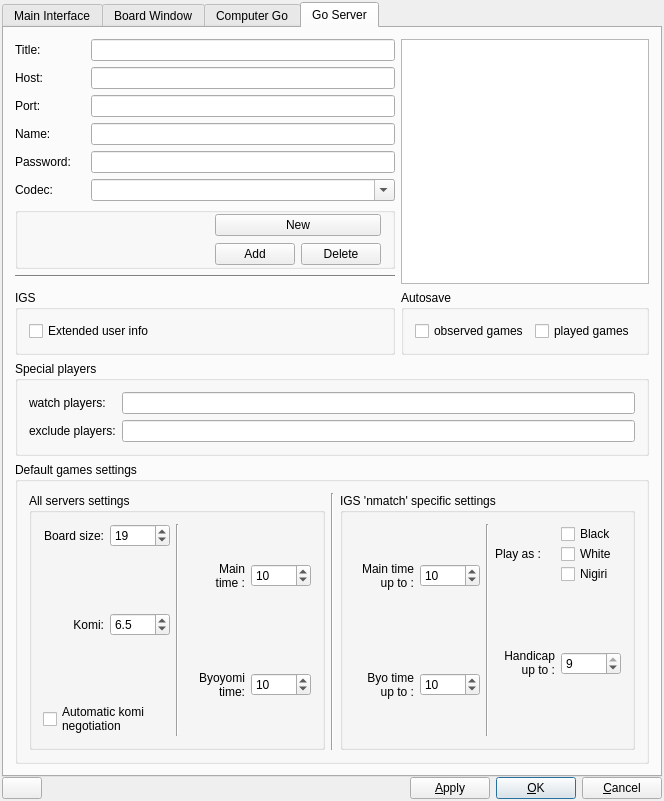
Above: src/preferences_gui.ui from bernds/q5Go before the change. Below: the same form after it.
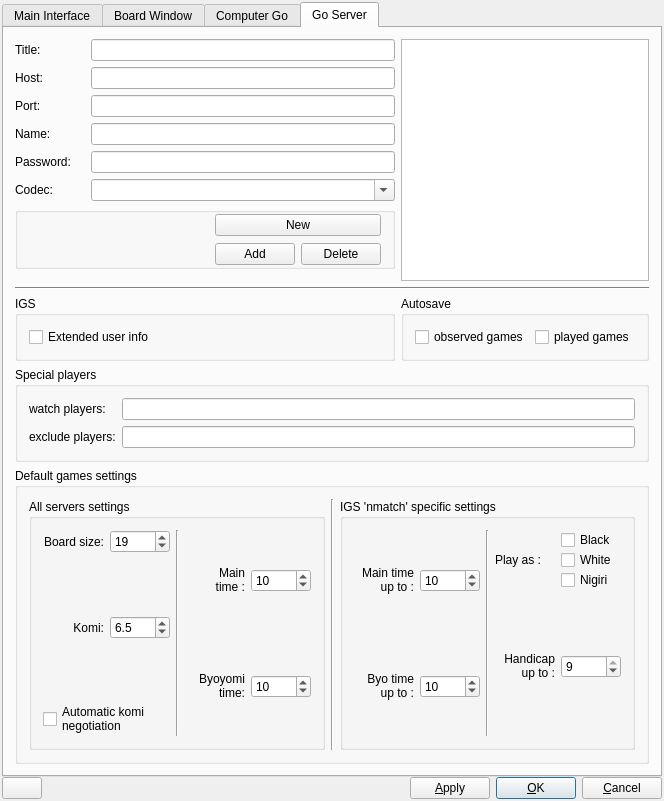
That is the form after the change. The open tabs and pages were chosen to show the change. Icons and pictures are not drawn.

Commit message:
Make the engine preferences a little prettier
Ensure all the labels have the same minimum width to line things up.

What changed in the file:
```diff
--- a/src/preferences_gui.ui
+++ b/src/preferences_gui.ui
@@ -2483,491 +2483,7 @@
          </layout>
         </widget>
        </item>
-       <item row="7" column="0">
-        <widget class="Line" name="Line4">
-         <property name="sizePolicy">
-          <sizepolicy hsizetype="Minimum" vsizetype="Fixed">
-           <horstretch>0</horstretch>
-           <verstretch>0</verstretch>
-          </sizepolicy>
-         </property>
-         <property name="maximumSize">
-          <size>
-           <width>32767</width>
-           <height>32767</height>
-          </size>
-         </property>
-         <property name="palette">
-          <palette>
-           <active>
-            <colorrole role="WindowText">
-             <brush brushstyle="SolidPattern">
-              <color alpha="255">
-               <red>0</red>
-               <green>0</green>
-               <blue>0</blue>
-              </color>
-             </brush>
-            </colorrole>
-            <colorrole role="Button">
-             <brush brushstyle="SolidPattern">
-              <color alpha="255">
-               <red>212</red>
-               <green>208</green>
-               <blue>200</blue>
-              </color>
-             </brush>
-            </colorrole>
-            <colorrole role="Light">
-             <brush brushstyle="SolidPattern">
-              <color alpha="255">
-               <red>255</red>
-               <green>255</green>
-               <blue>255</blue>
-              </color>
-             </brush>
-            </colorrole>
-            <colorrole role="Midlight">
-             <brush brushstyle="SolidPattern">
-              <color alpha="255">
-               <red>233</red>
-               <green>229</green>
-               <blue>220</blue>
-              </color>
-             </brush>
-            </colorrole>
-            <colorrole role="Dark">
-             <brush brushstyle="SolidPattern">
-              <color alpha="255">
-               <red>128</red>
-               <green>128</green>
-               <blue>128</blue>
-              </color>
-             </brush>
-            </colorrole>
-            <colorrole role="Mid">
-             <brush brushstyle="SolidPattern">
-              <color alpha="255">
-               <red>141</red>
-               <green>138</green>
-               <blue>133</blue>
-              </color>
-             </brush>
-            </colorrole>
-            <colorrole role="Text">
-             <brush brushstyle="SolidPattern">
-              <color alpha="255">
-               <red>0</red>
-               <green>0</green>
-               <blue>0</blue>
-              </color>
-             </brush>
-            </colorrole>
-            <colorrole role="BrightText">
-             <brush brushstyle="SolidPattern">
-              <color alpha="255">
-               <red>255</red>
-               <green>255</green>
-               <blue>255</blue>
-              </color>
-             </brush>
-            </colorrole>
-            <colorrole role="ButtonText">
-             <brush brushstyle="SolidPattern">
-              <color alpha="255">
-               <red>0</red>
-               <green>0</green>
-               <blue>0</blue>
-              </color>
-             </brush>
-            </colorrole>
-            <colorrole role="Base">
-             <brush brushstyle="SolidPattern">
-              <color alpha="255">
-               <red>255</red>
-               <green>255</green>
-               <blue>255</blue>
-              </color>
-             </brush>
-            </colorrole>
-            <colorrole role="Window">
-             <brush brushstyle="SolidPattern">
-              <color alpha="255">
-               <red>212</red>
-               <green>208</green>
-               <blue>200</blue>
-              </color>
-             </brush>
-            </colorrole>
-            <colorrole role="Shadow">
-             <brush brushstyle="SolidPattern">
-              <color alpha="255">
-               <red>64</red>
-               <green>64</green>
-               <blue>64</blue>
-              </color>
-             </brush>
-            </colorrole>
-            <colorrole role="Highlight">
-             <brush brushstyle="SolidPattern">
-              <color alpha="255">
-               <red>10</red>
-               <green>36</green>
-               <blue>106</blue>
-              </color>
-             </brush>
-            </colorrole>
-            <colorrole role="HighlightedText">
-             <brush brushstyle="SolidPattern">
-              <color alpha="255">
-               <red>255</red>
-               <green>255</green>
-               <blue>255</blue>
-              </color>
-             </brush>
-            </colorrole>
-            <colorrole role="Link">
-             <brush brushstyle="SolidPattern">
-              <color alpha="255">
-               <red>0</red>
-               <green>0</green>
-               <blue>0</blue>
-              </color>
-             </brush>
-            </colorrole>
-            <colorrole role="LinkVisited">
-             <brush brushstyle="SolidPattern">
-              <color alpha="255">
-               <red>0</red>
-               <green>0</green>
-               <blue>0</blue>
-              </color>
-             </brush>
-            </colorrole>
-           </active>
-           <inactive>
-            <colorrole role="WindowText">
-             <brush brushstyle="SolidPattern">
-              <color alpha="255">
-               <red>0</red>
-               <green>0</green>
-               <blue>0</blue>
-              </color>
-             </brush>
-            </colorrole>
-            <colorrole role="Button">
-             <brush brushstyle="SolidPattern">
-              <color alpha="255">
-               <red>212</red>
-               <green>208</green>
-               <blue>200</blue>
-              </color>
-             </brush>
-            </colorrole>
-            <colorrole role="Light">
-             <brush brushstyle="SolidPattern">
-              <color alpha="255">
-               <red>255</red>
-               <green>255</green>
-               <blue>255</blue>
-              </color>
-             </brush>
-            </colorrole>
-            <colorrole role="Midlight">
-             <brush brushstyle="SolidPattern">
-              <color alpha="255">
-               <red>233</red>
-               <green>229</green>
-               <blue>220</blue>
-              </color>
-             </brush>
-            </colorrole>
-            <colorrole role="Dark">
-             <brush brushstyle="SolidPattern">
-              <color alpha="255">
-               <red>128</red>
-               <green>128</green>
-               <blue>128</blue>
-              </color>
-             </brush>
-            </colorrole>
-            <colorrole role="Mid">
-             <brush brushstyle="SolidPattern">
-              <color alpha="255">
-               <red>141</red>
-               <green>138</green>
-               <blue>133</blue>
-              </color>
-             </brush>
-            </colorrole>
-            <colorrole role="Text">
-             <brush brushstyle="SolidPattern">
-              <color alpha="255">
-               <red>0</red>
-               <green>0</green>
-               <blue>0</blue>
-              </color>
-             </brush>
-            </colorrole>
-            <colorrole role="BrightText">
-             <brush brushstyle="SolidPattern">
-              <color alpha="255">
-               <red>255</red>
-               <green>255</green>
-               <blue>255</blue>
-              </color>
-             </brush>
-            </colorrole>
-            <colorrole role="ButtonText">
-             <brush brushstyle="SolidPattern">
-              <color alpha="255">
-               <red>0</red>
-               <green>0</green>
-               <blue>0</blue>
-              </color>
-             </brush>
-            </colorrole>
-            <colorrole role="Base">
-             <brush brushstyle="SolidPattern">
-              <color alpha="255">
-               <red>255</red>
-               <green>255</green>
-               <blue>255</blue>
-              </color>
-             </brush>
-            </colorrole>
-            <colorrole role="Window">
-             <brush brushstyle="SolidPattern">
-              <color alpha="255">
-               <red>212</red>
-               <green>208</green>
-               <blue>200</blue>
-              </color>
-             </brush>
-            </colorrole>
-            <colorrole role="Shadow">
-             <brush brushstyle="SolidPattern">
-              <color alpha="255">
-               <red>64</red>
-               <green>64</green>
-               <blue>64</blue>
-              </color>
-             </brush>
-            </colorrole>
-            <colorrole role="Highlight">
-             <brush brushstyle="SolidPattern">
-              <color alpha="255">
-               <red>212</red>
-               <green>208</green>
-               <blue>200</blue>
-              </color>
-             </brush>
-            </colorrole>
-            <colorrole role="HighlightedText">
-             <brush brushstyle="SolidPattern">
-              <color alpha="255">
-               <red>0</red>
-               <green>0</green>
-               <blue>0</blue>
-              </color>
-             </brush>
-            </colorrole>
-            <colorrole role="Link">
-             <brush brushstyle="SolidPattern">
-              <color alpha="255">
-               <red>0</red>
-               <green>0</green>
-               <blue>0</blue>
-              </color>
-             </brush>
-            </colorrole>
-            <colorrole role="LinkVisited">
-             <brush brushstyle="SolidPattern">
-              <color alpha="255">
-               <red>0</red>
-               <green>0</green>
-               <blue>0</blue>
-              </color>
-             </brush>
-            </colorrole>
-           </inactive>
-           <disabled>
-            <colorrole role="WindowText">
-             <brush brushstyle="SolidPattern">
-              <color alpha="255">
-               <red>106</red>
-               <green>104</green>
-               <blue>100</blue>
-              </color>
-             </brush>
-            </colorrole>
-            <colorrole role="Button">
-             <brush brushstyle="SolidPattern">
-              <color alpha="255">
-               <red>212</red>
-               <green>208</green>
-               <blue>200</blue>
-              </color>
-             </brush>
-            </colorrole>
-            <colorrole role="Light">
-             <brush brushstyle="SolidPattern">
-              <color alpha="255">
-               <red>255</red>
-               <green>255</green>
-               <blue>255</blue>
-              </color>
-             </brush>
-            </colorrole>
-            <colorrole role="Midlight">
-             <brush brushstyle="SolidPattern">
-              <color alpha="255">
-               <red>233</red>
-               <green>231</green>
-               <blue>227</blue>
-              </color>
-             </brush>
-            </colorrole>
-            <colorrole role="Dark">
-             <brush brushstyle="SolidPattern">
-              <color alpha="255">
-               <red>128</red>
-               <green>128</green>
-               <blue>128</blue>
-              </color>
-             </brush>
-            </colorrole>
-            <colorrole role="Mid">
-             <brush brushstyle="SolidPattern">
-              <color alpha="255">
-               <red>141</red>
-               <green>138</green>
-               <blue>133</blue>
-              </color>
-             </brush>
-            </colorrole>
-            <colorrole role="Text">
-             <brush brushstyle="SolidPattern">
-              <color alpha="255">
-               <red>106</red>
-               <green>104</green>
-               <blue>100</blue>
-              </color>
-             </brush>
-            </colorrole>
-            <colorrole role="BrightText">
-             <brush brushstyle="SolidPattern">
-              <color alpha="255">
-               <red>255</red>
-               <green>255</green>
-               <blue>255</blue>
-              </color>
-             </brush>
-            </colorrole>
-            <colorrole role="ButtonText">
-             <brush brushstyle="SolidPattern">
-              <color alpha="255">
-               <red>106</red>
-               <green>104</green>
-               <blue>100</blue>
-              </color>
-             </brush>
-            </colorrole>
-            <colorrole role="Base">
-             <brush brushstyle="SolidPattern">
-              <color alpha="255">
-               <red>255</red>
-               <green>255</green>
-               <blue>255</blue>
-              </color>
-             </brush>
-            </colorrole>
-            <colorrole role="Window">
-             <brush brushstyle="SolidPattern">
-              <color alpha="255">
-               <red>212</red>
-               <green>208</green>
-               <blue>200</blue>
-              </color>
-             </brush>
-            </colorrole>
-            <colorrole role="Shadow">
-             <brush brushstyle="SolidPattern">
-              <color alpha="255">
-               <red>0</red>
-               <green>0</green>
-               <blue>0</blue>
-              </color>
-             </brush>
-            </colorrole>
-            <colorrole role="Highlight">
-             <brush brushstyle="SolidPattern">
-              <color alpha="255">
-               <red>10</red>
-               <green>36</green>
-               <blue>106</blue>
-              </color>
-             </brush>
-            </colorrole>
-            <colorrole role="HighlightedText">
-             <brush brushstyle="SolidPattern">
-              <color alpha="255">
-               <red>255</red>
-               <green>255</green>
-               <blue>255</blue>
-              </color>
-             </brush>
-            </colorrole>
-            <colorrole role="Link">
-             <brush brushstyle="SolidPattern">
-              <color alpha="255">
-               <red>0</red>
-               <green>0</green>
-               <blue>0</blue>
-              </color>
-             </brush>
-            </colorrole>
-            <colorrole role="LinkVisited">
-             <brush brushstyle="SolidPattern">
-              <color alpha="255">
-               <red>0</red>
-               <green>0</green>
-               <blue>0</blue>
-              </color>
-             </brush>
-            </colorrole>
-           </disabled>
-          </palette>
-         </property>
-         <property name="font">
-          <font/>
-         </property>
-         <property name="focusPolicy">
-          <enum>Qt::NoFocus</enum>
-         </property>
-         <property name="toolTip">
-          <string>Score/Edit</string>
-         </property>
-         <property name="whatsThis">
-          <string>Score
-
-Left click on a group to mark it as dead.
-Right click on a group to mark it alive in seki.
-Click a second time on a group to unmark it as dead or seki.
-
-Edit
-
-Click to get a new, editable offline window.</string>
-         </property>
-         <property name="frameShape">
-          <enum>QFrame::HLine</enum>
-         </property>
-         <property name="frameShadow">
-          <enum>QFrame::Sunken</enum>
-         </property>
-        </widget>
-       </item>
-       <item row="9" column="0">
+       <item row="11" column="0">
         <widget class="QGroupBox" name="IGSgroup_box">
          <property name="sizePolicy">
           <sizepolicy hsizetype="Preferred" vsizetype="Minimum">
@@ -3019,7 +2535,7 @@
          </layout>
         </widget>
        </item>
-       <item row="9" column="1">
+       <item row="11" column="1">
         <widget class="QGroupBox" name="IGSgroup_box_2">
          <property name="sizePolicy">
           <sizepolicy hsizetype="Preferred" vsizetype="Minimum">
@@ -3101,7 +2617,7 @@
          </layout>
         </widget>
        </item>
-       <item row="10" column="0" colspan="2">
+       <item row="12" column="0" colspan="2">
         <widget class="QGroupBox" name="special_players">
          <property name="title">
           <string>Special players</string>
@@ -3172,7 +2688,7 @@
          </layout>
         </widget>
        </item>
-       <item row="11" column="0" colspan="2">
+       <item row="13" column="0" colspan="2">
         <widget class="QGroupBox" name="groupBox_2">
          <property name="title">
           <string>Default games settings</string>
@@ -3910,6 +3426,497 @@
          </layout>
         </widget>
        </item>
+       <item row="10" column="0" colspan="2">
+        <layout class="QHBoxLayout" name="horizontalLayout_5">
+         <property name="topMargin">
+          <number>0</number>
+         </property>
+         <item>
+          <widget class="Line" name="Line4">
+           <property name="sizePolicy">
+            <sizepolicy hsizetype="Minimum" vsizetype="Fixed">
+             <horstretch>0</horstretch>
+             <verstretch>0</verstretch>
+            </sizepolicy>
+           </property>
+           <property name="maximumSize">
+            <size>
+             <width>32767</width>
+             <height>32767</height>
+            </size>
+           </property>
+           <property name="palette">
+            <palette>
+             <active>
+              <colorrole role="WindowText">
+               <brush brushstyle="SolidPattern">
+                <color alpha="255">
+                 <red>0</red>
+                 <green>0</green>
+                 <blue>0</blue>
+                </color>
+               </brush>
+              </colorrole>
+              <colorrole role="Button">
+               <brush brushstyle="SolidPattern">
+                <color alpha="255">
+                 <red>212</red>
+                 <green>208</green>
+                 <blue>200</blue>
+                </color>
+               </brush>
+              </colorrole>
+              <colorrole role="Light">
+               <brush brushstyle="SolidPattern">
+                <color alpha="255">
+                 <red>255</red>
+                 <green>255</green>
+                 <blue>255</blue>
+                </color>
+               </brush>
+              </colorrole>
+              <colorrole role="Midlight">
+               <brush brushstyle="SolidPattern">
+                <color alpha="255">
+                 <red>233</red>
+                 <green>229</green>
+                 <blue>220</blue>
+                </color>
+               </brush>
+              </colorrole>
+              <colorrole role="Dark">
+               <brush brushstyle="SolidPattern">
+                <color alpha="255">
+                 <red>128</red>
+                 <green>128</green>
+                 <blue>128</blue>
+                </color>
+               </brush>
+              </colorrole>
+              <colorrole role="Mid">
+               <brush brushstyle="SolidPattern">
+                <color alpha="255">
+                 <red>141</red>
+                 <green>138</green>
+                 <blue>133</blue>
+                </color>
+               </brush>
+              </colorrole>
+              <colorrole role="Text">
+               <brush brushstyle="SolidPattern">
+                <color alpha="255">
+                 <red>0</red>
+                 <green>0</green>
+                 <blue>0</blue>
+                </color>
+               </brush>
+              </colorrole>
+              <colorrole role="BrightText">
+               <brush brushstyle="SolidPattern">
+                <color alpha="255">
+                 <red>255</red>
+                 <green>255</green>
+                 <blue>255</blue>
+                </color>
+               </brush>
+              </colorrole>
+              <colorrole role="ButtonText">
+               <brush brushstyle="SolidPattern">
+                <color alpha="255">
+                 <red>0</red>
+                 <green>0</green>
+                 <blue>0</blue>
+                </color>
+               </brush>
+              </colorrole>
+              <colorrole role="Base">
+               <brush brushstyle="SolidPattern">
+                <color alpha="255">
+                 <red>255</red>
+                 <green>255</green>
+                 <blue>255</blue>
+                </color>
+               </brush>
+              </colorrole>
+              <colorrole role="Window">
+               <brush brushstyle="SolidPattern">
+                <color alpha="255">
+                 <red>212</red>
+                 <green>208</green>
+                 <blue>200</blue>
+                </color>
+               </brush>
+              </colorrole>
+              <colorrole role="Shadow">
+               <brush brushstyle="SolidPattern">
+                <color alpha="255">
+                 <red>64</red>
+                 <green>64</green>
+                 <blue>64</blue>
+                </color>
+               </brush>
+              </colorrole>
+              <colorrole role="Highlight">
+               <brush brushstyle="SolidPattern">
+                <color alpha="255">
+                 <red>10</red>
+                 <green>36</green>
+                 <blue>106</blue>
+                </color>
+               </brush>
+              </colorrole>
+              <colorrole role="HighlightedText">
+               <brush brushstyle="SolidPattern">
+                <color alpha="255">
+                 <red>255</red>
+                 <green>255</green>
+                 <blue>255</blue>
+                </color>
+               </brush>
+              </colorrole>
+              <colorrole role="Link">
+               <brush brushstyle="SolidPattern">
+                <color alpha="255">
+                 <red>0</red>
+                 <green>0</green>
+                 <blue>0</blue>
+                </color>
+               </brush>
+              </colorrole>
+              <colorrole role="LinkVisited">
+               <brush brushstyle="SolidPattern">
+                <color alpha="255">
+                 <red>0</red>
+                 <green>0</green>
+                 <blue>0</blue>
+                </color>
+               </brush>
+              </colorrole>
+             </active>
+             <inactive>
+              <colorrole role="WindowText">
+               <brush brushstyle="SolidPattern">
+                <color alpha="255">
+                 <red>0</red>
+                 <green>0</green>
+                 <blue>0</blue>
+                </color>
+               </brush>
+              </colorrole>
+              <colorrole role="Button">
+               <brush brushstyle="SolidPattern">
+                <color alpha="255">
+                 <red>212</red>
+                 <green>208</green>
+                 <blue>200</blue>
+                </color>
+               </brush>
+              </colorrole>
+              <colorrole role="Light">
+               <brush brushstyle="SolidPattern">
+                <color alpha="255">
+                 <red>255</red>
+                 <green>255</green>
+                 <blue>255</blue>
+                </color>
+               </brush>
+              </colorrole>
+              <colorrole role="Midlight">
+               <brush brushstyle="SolidPattern">
+                <color alpha="255">
+                 <red>233</red>
+                 <green>229</green>
+                 <blue>220</blue>
+                </color>
+               </brush>
+              </colorrole>
+              <colorrole role="Dark">
+               <brush brushstyle="SolidPattern">
+                <color alpha="255">
+                 <red>128</red>
+                 <green>128</green>
+                 <blue>128</blue>
+                </color>
+               </brush>
+              </colorrole>
+              <colorrole role="Mid">
+               <brush brushstyle="SolidPattern">
+                <color alpha="255">
+                 <red>141</red>
+                 <green>138</green>
+                 <blue>133</blue>
+                </color>
+               </brush>
+              </colorrole>
+              <colorrole role="Text">
+               <brush brushstyle="SolidPattern">
+                <color alpha="255">
+                 <red>0</red>
+                 <green>0</green>
+                 <blue>0</blue>
+                </color>
+               </brush>
+              </colorrole>
+              <colorrole role="BrightText">
+               <brush brushstyle="SolidPattern">
+                <color alpha="255">
+                 <red>255</red>
+                 <green>255</green>
+                 <blue>255</blue>
+                </color>
+               </brush>
+              </colorrole>
+              <colorrole role="ButtonText">
+               <brush brushstyle="SolidPattern">
+                <color alpha="255">
+                 <red>0</red>
+                 <green>0</green>
+                 <blue>0</blue>
+                </color>
+               </brush>
+              </colorrole>
+              <colorrole role="Base">
+               <brush brushstyle="SolidPattern">
+                <color alpha="255">
+                 <red>255</red>
+                 <green>255</green>
+                 <blue>255</blue>
+                </color>
+               </brush>
+              </colorrole>
+              <colorrole role="Window">
+               <brush brushstyle="SolidPattern">
+                <color alpha="255">
+                 <red>212</red>
+                 <green>208</green>
+                 <blue>200</blue>
+                </color>
+               </brush>
+              </colorrole>
+              <colorrole role="Shadow">
+               <brush brushstyle="SolidPattern">
+                <color alpha="255">
+                 <red>64</red>
+                 <green>64</green>
+                 <blue>64</blue>
+                </color>
+               </brush>
+              </colorrole>
+              <colorrole role="Highlight">
+               <brush brushstyle="SolidPattern">
+                <color alpha="255">
+                 <red>212</red>
+                 <green>208</green>
+                 <blue>200</blue>
+                </color>
+               </brush>
+              </colorrole>
+              <colorrole role="HighlightedText">
+               <brush brushstyle="SolidPattern">
+                <color alpha="255">
+                 <red>0</red>
+                 <green>0</green>
+                 <blue>0</blue>
+                </color>
+               </brush>
+              </colorrole>
+              <colorrole role="Link">
+               <brush brushstyle="SolidPattern">
+                <color alpha="255">
+                 <red>0</red>
+                 <green>0</green>
+                 <blue>0</blue>
+                </color>
+               </brush>
+              </colorrole>
+              <colorrole role="LinkVisited">
+               <brush brushstyle="SolidPattern">
+                <color alpha="255">
+                 <red>0</red>
+                 <green>0</green>
+                 <blue>0</blue>
+                </color>
+               </brush>
+              </colorrole>
+             </inactive>
+             <disabled>
+              <colorrole role="WindowText">
+               <brush brushstyle="SolidPattern">
+                <color alpha="255">
+                 <red>106</red>
+                 <green>104</green>
+                 <blue>100</blue>
+                </color>
+               </brush>
+              </colorrole>
+              <colorrole role="Button">
+               <brush brushstyle="SolidPattern">
+                <color alpha="255">
+                 <red>212</red>
+                 <green>208</green>
+                 <blue>200</blue>
+                </color>
+               </brush>
+              </colorrole>
+              <colorrole role="Light">
+               <brush brushstyle="SolidPattern">
+                <color alpha="255">
+                 <red>255</red>
+                 <green>255</green>
+                 <blue>255</blue>
+                </color>
+               </brush>
+              </colorrole>
+              <colorrole role="Midlight">
+               <brush brushstyle="SolidPattern">
+                <color alpha="255">
+                 <red>233</red>
+                 <green>231</green>
+                 <blue>227</blue>
+                </color>
+               </brush>
+              </colorrole>
+              <colorrole role="Dark">
+               <brush brushstyle="SolidPattern">
+                <color alpha="255">
+                 <red>128</red>
+                 <green>128</green>
+                 <blue>128</blue>
+                </color>
+               </brush>
+              </colorrole>
+              <colorrole role="Mid">
+               <brush brushstyle="SolidPattern">
+                <color alpha="255">
+                 <red>141</red>
+                 <green>138</green>
+                 <blue>133</blue>
+                </color>
+               </brush>
+              </colorrole>
+              <colorrole role="Text">
+               <brush brushstyle="SolidPattern">
+                <color alpha="255">
+                 <red>106</red>
+                 <green>104</green>
+                 <blue>100</blue>
+                </color>
+               </brush>
+              </colorrole>
+              <colorrole role="BrightText">
+               <brush brushstyle="SolidPattern">
+                <color alpha="255">
+                 <red>255</red>
+                 <green>255</green>
+                 <blue>255</blue>
+                </color>
+               </brush>
+              </colorrole>
+              <colorrole role="ButtonText">
+               <brush brushstyle="SolidPattern">
+                <color alpha="255">
+                 <red>106</red>
+                 <green>104</green>
+                 <blue>100</blue>
+                </color>
+               </brush>
+              </colorrole>
+              <colorrole role="Base">
+               <brush brushstyle="SolidPattern">
+                <color alpha="255">
+                 <red>255</red>
+                 <green>255</green>
+                 <blue>255</blue>
+                </color>
+               </brush>
+              </colorrole>
+              <colorrole role="Window">
+               <brush brushstyle="SolidPattern">
+                <color alpha="255">
+                 <red>212</red>
+                 <green>208</green>
+                 <blue>200</blue>
+                </color>
+               </brush>
+              </colorrole>
+              <colorrole role="Shadow">
+               <brush brushstyle="SolidPattern">
+                <color alpha="255">
+                 <red>0</red>
+                 <green>0</green>
+                 <blue>0</blue>
+                </color>
+               </brush>
+              </colorrole>
+              <colorrole role="Highlight">
+               <brush brushstyle="SolidPattern">
+                <color alpha="255">
+                 <red>10</red>
+                 <green>36</green>
+                 <blue>106</blue>
+                </color>
+               </brush>
+              </colorrole>
+              <colorrole role="HighlightedText">
+               <brush brushstyle="SolidPattern">
+                <color alpha="255">
+                 <red>255</red>
+                 <green>255</green>
+                 <blue>255</blue>
+                </color>
+               </brush>
+              </colorrole>
+              <colorrole role="Link">
+               <brush brushstyle="SolidPattern">
+                <color alpha="255">
+                 <red>0</red>
+                 <green>0</green>
+                 <blue>0</blue>
+                </color>
+               </brush>
+              </colorrole>
+              <colorrole role="LinkVisited">
+               <brush brushstyle="SolidPattern">
+                <color alpha="255">
+                 <red>0</red>
+                 <green>0</green>
+                 <blue>0</blue>
+                </color>
+               </brush>
+              </colorrole>
+             </disabled>
+            </palette>
+           </property>
+           <property name="font">
+            <font/>
+           </property>
+           <property name="focusPolicy">
+            <enum>Qt::NoFocus</enum>
+           </property>
+           <property name="toolTip">
+            <string>Score/Edit</string>
+           </property>
+           <property name="whatsThis">
+            <string>Score
+
+Left click on a group to mark it as dead.
+Right click on a group to mark it alive in seki.
+Click a second time on a group to unmark it as dead or seki.
+
+Edit
+
+Click to get a new, editable offline window.</string>
+           </property>
+           <property name="frameShape">
+            <enum>QFrame::HLine</enum>
+           </property>
+           <property name="frameShadow">
+            <enum>QFrame::Sunken</enum>
+           </property>
+          </widget>
+         </item>
+        </layout>
+       </item>
       </layout>
      </widget>
     </widget>
```
Left out of the diff: 9 changed lines with no effect on the pictures. The commit also changes 1 other file.
